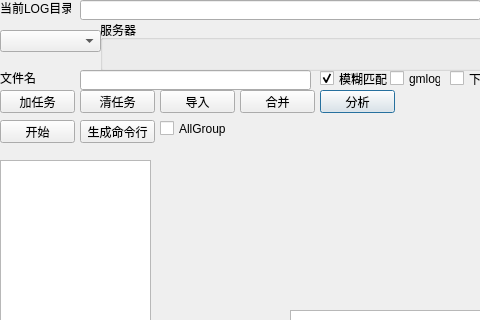
Before: the Qt Designer form python/demo/xPyQTDemo/ui/DlgLog.ui in sunnybug/sunnybug, drawn with Qt 5; both pictures show x 0 to 480 and y 0 to 320 of the 793 by 726 pixel window.
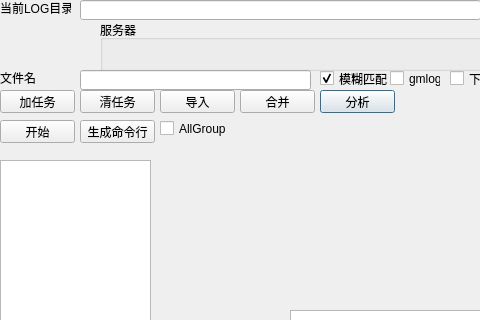
After: the same form once the commit is applied.

Commit message: del:服务器组QComboBox

```diff
--- a/python/demo/xPyQTDemo/ui/DlgLog.ui
+++ b/python/demo/xPyQTDemo/ui/DlgLog.ui
@@ -224,16 +224,6 @@
     <string>文件名</string>
    </property>
   </widget>
-  <widget class="QComboBox" name="cbSvrGroup">
-   <property name="geometry">
-    <rect>
-     <x>0</x>
-     <y>30</y>
-     <width>101</width>
-     <height>22</height>
-    </rect>
-   </property>
-  </widget>
   <widget class="QCheckBox" name="chkFuzzy">
    <property name="geometry">
     <rect>
```
The commit also changes 2 other files.
